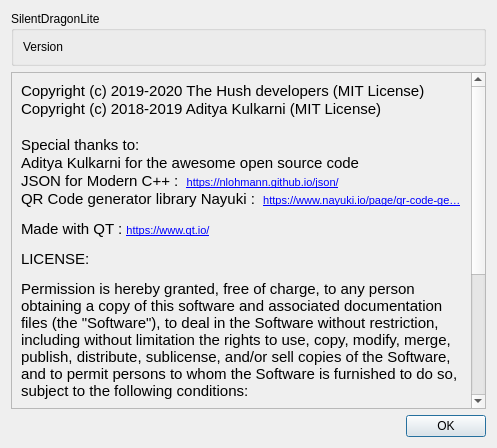
Qt form src/about.ui (leto/SilentDragonLite) before a commit.
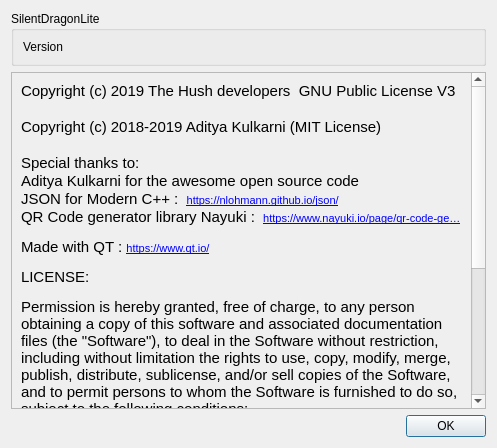
The same form after that commit.

Commit message: update license to GNU Public License V3

Patch:
```diff
--- a/src/about.ui
+++ b/src/about.ui
@@ -41,7 +41,7 @@
         <x>0</x>
         <y>0</y>
         <width>463</width>
-        <height>551</height>
+        <height>568</height>
        </rect>
       </property>
       <layout class="QVBoxLayout" name="verticalLayout_3">
@@ -52,18 +52,19 @@
 &lt;html&gt;&lt;head&gt;&lt;meta name=&quot;qrichtext&quot; content=&quot;1&quot; /&gt;&lt;style type=&quot;text/css&quot;&gt;
 p, li { white-space: pre-wrap; }
 &lt;/style&gt;&lt;/head&gt;&lt;body style=&quot; font-family:'Ubuntu'; font-size:11pt; font-weight:400; font-style:normal;&quot;&gt;
-&lt;p style=&quot; margin-top:0px; margin-bottom:0px; margin-left:0px; margin-right:0px; -qt-block-indent:0; text-indent:0px;&quot;&gt;&lt;span style=&quot; font-family:'Ubuntu';&quot;&gt;Copyright (c) 2019-2020 The Hush developers (MIT License)&lt;/span&gt;&lt;/p&gt;
-&lt;p style=&quot; margin-top:0px; margin-bottom:0px; margin-left:0px; margin-right:0px; -qt-block-indent:0; text-indent:0px;&quot;&gt;&lt;span style=&quot; font-family:'Ubuntu';&quot;&gt;Copyright (c) 2018-2019 Aditya Kulkarni (MIT License)&lt;/span&gt;&lt;/p&gt;
-&lt;p style=&quot;-qt-paragraph-type:empty; margin-top:0px; margin-bottom:0px; margin-left:0px; margin-right:0px; -qt-block-indent:0; text-indent:0px; font-family:'Ubuntu';&quot;&gt;&lt;br /&gt;&lt;/p&gt;
-&lt;p style=&quot; margin-top:0px; margin-bottom:0px; margin-left:0px; margin-right:0px; -qt-block-indent:0; text-indent:0px;&quot;&gt;&lt;span style=&quot; font-family:'Ubuntu';&quot;&gt;Special thanks to:&lt;/span&gt;&lt;/p&gt;
-&lt;p style=&quot; margin-top:0px; margin-bottom:0px; margin-left:0px; margin-right:0px; -qt-block-indent:0; text-indent:0px;&quot;&gt;&lt;span style=&quot; font-family:'Ubuntu';&quot;&gt;Aditya Kulkarni for the awesome open source code&lt;/span&gt;&lt;/p&gt;
-&lt;p style=&quot; margin-top:0px; margin-bottom:0px; margin-left:0px; margin-right:0px; -qt-block-indent:0; text-indent:0px;&quot;&gt;&lt;span style=&quot; font-family:'Ubuntu';&quot;&gt;JSON for Modern C++ :  &lt;/span&gt;&lt;a href=&quot;https://nlohmann.github.io/json/&quot;&gt;&lt;span style=&quot; font-family:'MS Shell Dlg 2'; font-size:8pt; text-decoration: underline; color:#0000ff;&quot;&gt;https://nlohmann.github.io/json/&lt;/span&gt;&lt;/a&gt;&lt;/p&gt;
-&lt;p style=&quot; margin-top:0px; margin-bottom:0px; margin-left:0px; margin-right:0px; -qt-block-indent:0; text-indent:0px;&quot;&gt;&lt;span style=&quot; font-family:'Ubuntu';&quot;&gt;QR Code generator library Nayuki :  &lt;/span&gt;&lt;a href=&quot;https://www.nayuki.io/page/qr-code-generator-library&quot;&gt;&lt;span style=&quot; font-family:'MS Shell Dlg 2'; font-size:8pt; text-decoration: underline; color:#0000ff;&quot;&gt;https://www.nayuki.io/page/qr-code-ge…&lt;/span&gt;&lt;/a&gt;&lt;/p&gt;
-&lt;p style=&quot; margin-top:12px; margin-bottom:12px; margin-left:0px; margin-right:0px; -qt-block-indent:0; text-indent:0px;&quot;&gt;&lt;span style=&quot; font-family:'Ubuntu';&quot;&gt;Made with QT : &lt;/span&gt;&lt;a href=&quot;https://www.qt.io/&quot;&gt;&lt;span style=&quot; font-family:'MS Shell Dlg 2'; font-size:8pt; text-decoration: underline; color:#0000ff;&quot;&gt;https://www.qt.io/&lt;/span&gt;&lt;/a&gt;&lt;/p&gt;
-&lt;p style=&quot; margin-top:12px; margin-bottom:12px; margin-left:0px; margin-right:0px; -qt-block-indent:0; text-indent:0px;&quot;&gt;&lt;span style=&quot; font-family:'Ubuntu';&quot;&gt;LICENSE:&lt;/span&gt;&lt;/p&gt;
-&lt;p style=&quot; margin-top:12px; margin-bottom:12px; margin-left:0px; margin-right:0px; -qt-block-indent:0; text-indent:0px;&quot;&gt;&lt;span style=&quot; font-family:'Ubuntu';&quot;&gt;Permission is hereby granted, free of charge, to any person obtaining a copy of this software and associated documentation files (the &amp;quot;Software&amp;quot;), to deal in the Software without restriction, including without limitation the rights to use, copy, modify, merge, publish, distribute, sublicense, and/or sell copies of the Software, and to permit persons to whom the Software is furnished to do so, subject to the following conditions:&lt;/span&gt;&lt;/p&gt;
-&lt;ul style=&quot;margin-top: 0px; margin-bottom: 0px; margin-left: 0px; margin-right: 0px; -qt-list-indent: 1;&quot;&gt;&lt;li style=&quot; font-family:'Ubuntu';&quot; style=&quot; margin-top:12px; margin-bottom:12px; margin-left:0px; margin-right:0px; -qt-block-indent:0; text-indent:0px;&quot;&gt;The above copyright notice and this permission notice shall be included in all copies or substantial portions of the Software.&lt;/li&gt;
-&lt;li style=&quot; font-family:'Ubuntu';&quot; style=&quot; margin-top:12px; margin-bottom:12px; margin-left:0px; margin-right:0px; -qt-block-indent:0; text-indent:0px;&quot;&gt;The Software is provided &amp;quot;as is&amp;quot;, without warranty of any kind, express or implied, including but not limited to the warranties of merchantability, fitness for a particular purpose and noninfringement. In no event shall the authors or copyright holders be liable for any claim, damages or other liability, whether in an action of contract, tort or otherwise, arising from, out of or in connection with the Software or the use or other dealings in the Software.&lt;/li&gt;&lt;/ul&gt;&lt;/body&gt;&lt;/html&gt;</string>
+&lt;p style=&quot; margin-top:0px; margin-bottom:0px; margin-left:0px; margin-right:0px; -qt-block-indent:0; text-indent:0px;&quot;&gt;Copyright (c) 2019 The Hush developers  GNU Public License V3&lt;/p&gt;
+&lt;p style=&quot;-qt-paragraph-type:empty; margin-top:0px; margin-bottom:0px; margin-left:0px; margin-right:0px; -qt-block-indent:0; text-indent:0px;&quot;&gt;&lt;br /&gt;&lt;/p&gt;
+&lt;p style=&quot; margin-top:0px; margin-bottom:0px; margin-left:0px; margin-right:0px; -qt-block-indent:0; text-indent:0px;&quot;&gt;Copyright (c) 2018-2019 Aditya Kulkarni (MIT License)&lt;/p&gt;
+&lt;p style=&quot;-qt-paragraph-type:empty; margin-top:0px; margin-bottom:0px; margin-left:0px; margin-right:0px; -qt-block-indent:0; text-indent:0px;&quot;&gt;&lt;br /&gt;&lt;/p&gt;
+&lt;p style=&quot; margin-top:0px; margin-bottom:0px; margin-left:0px; margin-right:0px; -qt-block-indent:0; text-indent:0px;&quot;&gt;Special thanks to:&lt;/p&gt;
+&lt;p style=&quot; margin-top:0px; margin-bottom:0px; margin-left:0px; margin-right:0px; -qt-block-indent:0; text-indent:0px;&quot;&gt;Aditya Kulkarni for the awesome open source code&lt;/p&gt;
+&lt;p style=&quot; margin-top:0px; margin-bottom:0px; margin-left:0px; margin-right:0px; -qt-block-indent:0; text-indent:0px;&quot;&gt;JSON for Modern C++ :  &lt;a href=&quot;https://nlohmann.github.io/json/&quot;&gt;&lt;span style=&quot; font-family:'MS Shell Dlg 2'; font-size:8pt; text-decoration: underline; color:#0000ff;&quot;&gt;https://nlohmann.github.io/json/&lt;/span&gt;&lt;/a&gt;&lt;/p&gt;
+&lt;p style=&quot; margin-top:0px; margin-bottom:0px; margin-left:0px; margin-right:0px; -qt-block-indent:0; text-indent:0px;&quot;&gt;QR Code generator library Nayuki :  &lt;a href=&quot;https://www.nayuki.io/page/qr-code-generator-library&quot;&gt;&lt;span style=&quot; font-family:'MS Shell Dlg 2'; font-size:8pt; text-decoration: underline; color:#0000ff;&quot;&gt;https://www.nayuki.io/page/qr-code-ge…&lt;/span&gt;&lt;/a&gt;&lt;/p&gt;
+&lt;p style=&quot; margin-top:12px; margin-bottom:12px; margin-left:0px; margin-right:0px; -qt-block-indent:0; text-indent:0px;&quot;&gt;Made with QT : &lt;a href=&quot;https://www.qt.io/&quot;&gt;&lt;span style=&quot; font-family:'MS Shell Dlg 2'; font-size:8pt; text-decoration: underline; color:#0000ff;&quot;&gt;https://www.qt.io/&lt;/span&gt;&lt;/a&gt;&lt;/p&gt;
+&lt;p style=&quot; margin-top:12px; margin-bottom:12px; margin-left:0px; margin-right:0px; -qt-block-indent:0; text-indent:0px;&quot;&gt;LICENSE:&lt;/p&gt;
+&lt;p style=&quot; margin-top:12px; margin-bottom:12px; margin-left:0px; margin-right:0px; -qt-block-indent:0; text-indent:0px;&quot;&gt;Permission is hereby granted, free of charge, to any person obtaining a copy of this software and associated documentation files (the &amp;quot;Software&amp;quot;), to deal in the Software without restriction, including without limitation the rights to use, copy, modify, merge, publish, distribute, sublicense, and/or sell copies of the Software, and to permit persons to whom the Software is furnished to do so, subject to the following conditions:&lt;/p&gt;
+&lt;ul style=&quot;margin-top: 0px; margin-bottom: 0px; margin-left: 0px; margin-right: 0px; -qt-list-indent: 1;&quot;&gt;&lt;li style=&quot; margin-top:12px; margin-bottom:12px; margin-left:0px; margin-right:0px; -qt-block-indent:0; text-indent:0px;&quot;&gt;The above copyright notice and this permission notice shall be included in all copies or substantial portions of the Software.&lt;/li&gt;
+&lt;li style=&quot; margin-top:12px; margin-bottom:12px; margin-left:0px; margin-right:0px; -qt-block-indent:0; text-indent:0px;&quot;&gt;The Software is provided &amp;quot;as is&amp;quot;, without warranty of any kind, express or implied, including but not limited to the warranties of merchantability, fitness for a particular purpose and noninfringement. In no event shall the authors or copyright holders be liable for any claim, damages or other liability, whether in an action of contract, tort or otherwise, arising from, out of or in connection with the Software or the use or other dealings in the Software.&lt;/li&gt;&lt;/ul&gt;&lt;/body&gt;&lt;/html&gt;</string>
          </property>
          <property name="wordWrap">
           <bool>true</bool>
```
